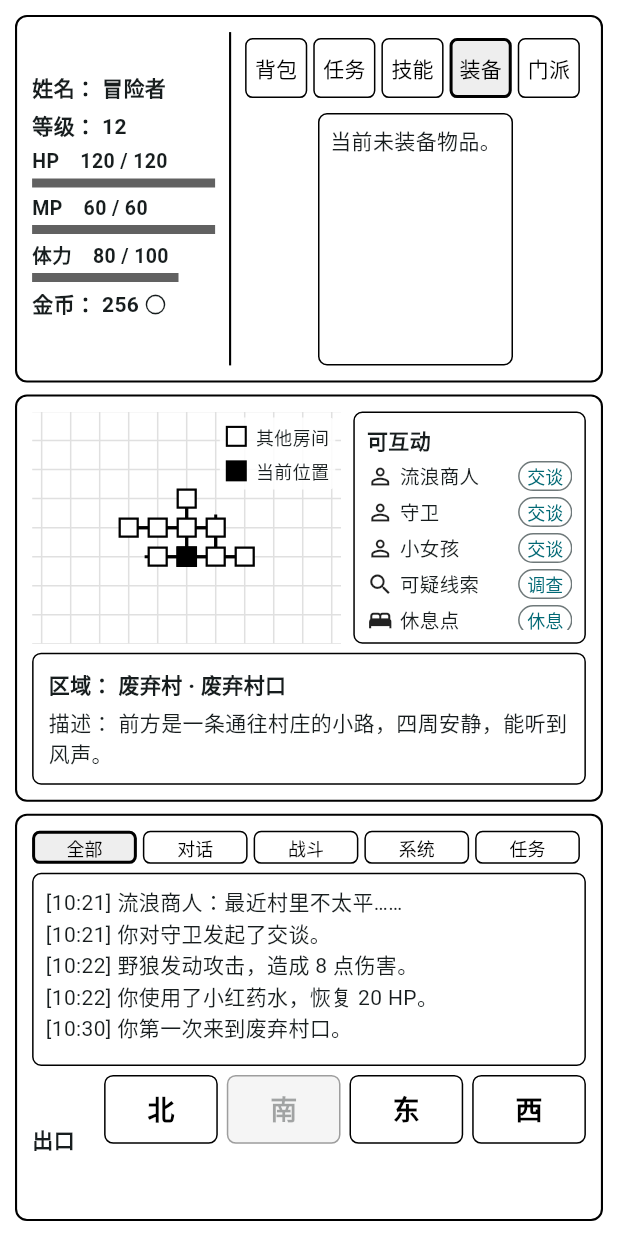
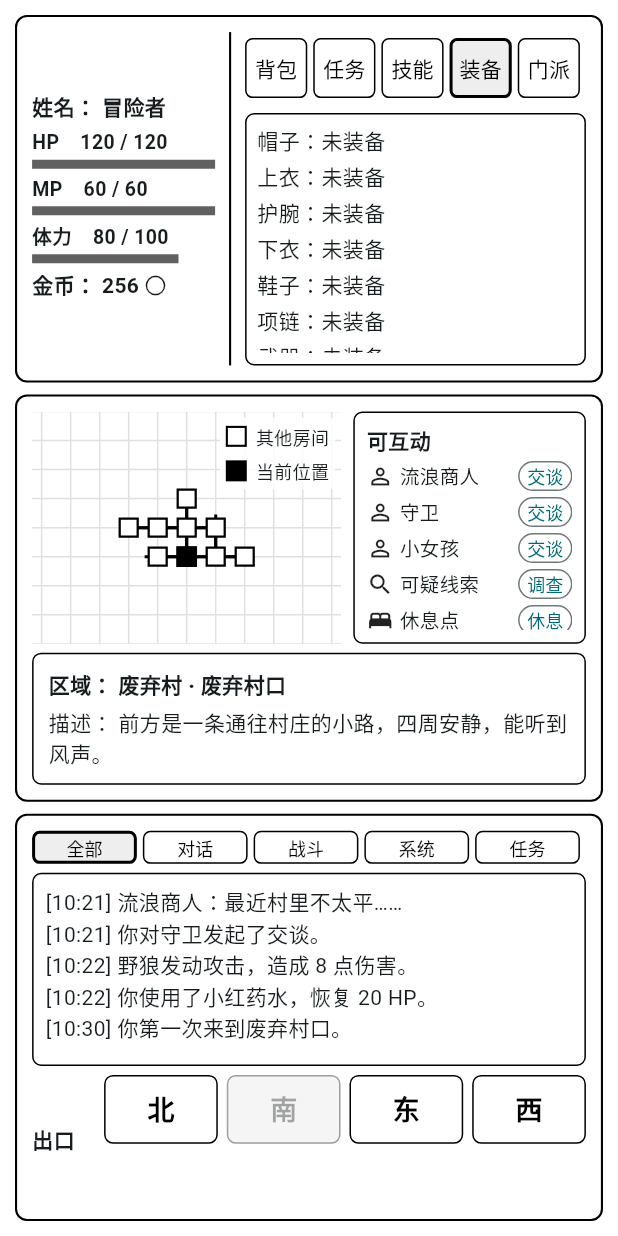
Before and after one commit to Toxicccxz/Legend-of-Heroes, a Flutter app: the GameScreen screen opened directly, after a tap on "装备", on a phone screen of 412 x 824 dp. Run offline on Flutter 3.47's test engine with Material 3 defaults, Android fonts, the phone set to English and light mode, and no system bars; our stand-ins replace flutter_riverpod, hive, hive_flutter; accounts and stored records are empty.

Commit message:
修复装备系统

```diff
--- a/lib/game/core/game_state.dart
+++ b/lib/game/core/game_state.dart
@@ -131,7 +131,13 @@ class GameState {
         InventoryEntry(itemId: 'small_potion', count: 1),
         InventoryEntry(itemId: 'healing_herb', count: 1),
         InventoryEntry(itemId: 'bread', count: 2),
+        InventoryEntry(itemId: 'novice_hat', count: 1),
         InventoryEntry(itemId: 'novice_cloth', count: 1),
+        InventoryEntry(itemId: 'novice_wristguards', count: 1),
+        InventoryEntry(itemId: 'novice_pants', count: 1),
+        InventoryEntry(itemId: 'novice_shoes', count: 1),
+        InventoryEntry(itemId: 'wooden_necklace', count: 1),
+        InventoryEntry(itemId: 'rusty_sword', count: 1),
         InventoryEntry(itemId: 'wooden_token', count: 1),
       ],
       equippedItems: const {},
--- a/lib/game/models/item_definition.dart
+++ b/lib/game/models/item_definition.dart
@@ -1,4 +1,74 @@
 enum ItemType { consumable, quest, equipment }
+
+class EquipmentSlotIds {
+  const EquipmentSlotIds._();
+
+  static const head = 'head';
+  static const upperBody = 'upperBody';
+  static const wrist = 'wrist';
+  static const lowerBody = 'lowerBody';
+  static const feet = 'feet';
+  static const necklace = 'necklace';
+  static const weapon = 'weapon';
+
+  static const all = [
+    head,
+    upperBody,
+    wrist,
+    lowerBody,
+    feet,
+    necklace,
+    weapon,
+  ];
+
+  static const labels = {
+    head: '帽子',
+    upperBody: '上衣',
+    wrist: '护腕',
+    lowerBody: '下衣',
+    feet: '鞋子',
+    necklace: '项链',
+    weapon: '武器',
+  };
+
+  static String labelFor(String slot) {
+    return labels[slot] ?? slot;
+  }
+}
+
+class ItemEffectKeys {
+  const ItemEffectKeys._();
+
+  static const maxHp = 'maxHp';
+  static const maxMp = 'maxMp';
+  static const maxStamina = 'maxStamina';
+  static const attack = 'attack';
+  static const defense = 'defense';
+
+  static const equipmentKeys = [maxHp, maxMp, maxStamina, attack, defense];
+
+  static const all = equipmentKeys;
+
+  static const equipmentCaps = {
+    maxHp: 30,
+    maxMp: 20,
+    maxStamina: 20,
+    attack: 5,
+    defense: 5,
+  };
+
+  static const labels = {
+    maxHp: '最大HP',
+    maxMp: '最大MP',
+    maxStamina: '最大体力',
+    attack: '攻击',
+    defense: '防御',
+  };
+
+  static String labelFor(String key) {
+    return labels[key] ?? key;
+  }
+}
 
 class ItemDefinition {
   const ItemDefinition({
--- a/lib/game/systems/equipment_system.dart
+++ b/lib/game/systems/equipment_system.dart
@@ -8,10 +8,15 @@ class EquipmentSystem {
 
   static const _inventorySystem = InventorySystem();
 
+  static const slots = EquipmentSlotIds.all;
+
   GameState equipItem(GameState state, String itemId) {
     final item = state.definitions?.items[itemId];
     final slot = item?.slot;
-    if (item == null || item.type != ItemType.equipment || slot == null) {
+    if (item == null ||
+        item.type != ItemType.equipment ||
+        slot == null ||
+        !EquipmentSlotIds.all.contains(slot)) {
       return state;
     }
     if (_inventorySystem.getItemCount(state, itemId) <= 0) {
@@ -61,6 +66,32 @@ class EquipmentSystem {
   }
 
   PlayerState calculatePlayerStats(GameState state) {
-    return state.player;
+    final effects = getEquippedEffects(state);
+    final player = state.player;
+    final maxHp = _positiveStat(
+      player.maxHp + _bonus(effects, ItemEffectKeys.maxHp),
+    );
+    final maxMp = _positiveStat(
+      player.maxMp + _bonus(effects, ItemEffectKeys.maxMp),
+    );
+    final maxStamina = _positiveStat(
+      player.maxStamina + _bonus(effects, ItemEffectKeys.maxStamina),
+    );
+    return player.copyWith(
+      maxHp: maxHp,
+      hp: player.hp.clamp(0, maxHp),
+      maxMp: maxMp,
+      mp: player.mp.clamp(0, maxMp),
+      maxStamina: maxStamina,
+      stamina: player.stamina.clamp(0, maxStamina),
+    );
+  }
+
+  int _bonus(Map<String, int> effects, String key) {
+    return effects[key] ?? 0;
+  }
+
+  int _positiveStat(int value) {
+    return value < 1 ? 1 : value;
   }
 }
--- a/lib/ui/widgets/character_status_panel.dart
+++ b/lib/ui/widgets/character_status_panel.dart
@@ -4,6 +4,7 @@ import 'package:flutter_riverpod/flutter_riverpod.dart';
 import '../../game/core/game_action.dart';
 import '../../game/core/game_controller.dart';
 import '../../game/core/game_state.dart';
+import '../../game/systems/equipment_system.dart';
 import 'panel_frame.dart';
 import 'status_tabs/equipment_tab.dart';
 import 'status_tabs/inventory_tab.dart';
@@ -42,10 +43,11 @@ class _PlayerStats extends StatelessWidget {
   const _PlayerStats({required this.state});
 
   final GameState state;
+  static const _equipmentSystem = EquipmentSystem();
 
   @override
   Widget build(BuildContext context) {
-    final player = state.player;
+    final player = _equipmentSystem.calculatePlayerStats(state);
     return FittedBox(
       alignment: Alignment.topLeft,
       fit: BoxFit.scaleDown,
@@ -56,7 +58,6 @@ class _PlayerStats extends StatelessWidget {
           crossAxisAlignment: CrossAxisAlignment.start,
           children: [
             _StatText(label: '姓名', value: player.name),
-            _StatText(label: '等级', value: '${player.level}'),
             _BarStat(label: 'HP', value: player.hp, max: player.maxHp),
             _BarStat(label: 'MP', value: player.mp, max: player.maxMp),
             _BarStat(
--- a/lib/ui/widgets/status_tabs/equipment_tab.dart
+++ b/lib/ui/widgets/status_tabs/equipment_tab.dart
@@ -4,6 +4,7 @@ import 'package:flutter_riverpod/flutter_riverpod.dart';
 import '../../../game/core/game_action.dart';
 import '../../../game/core/game_controller.dart';
 import '../../../game/core/game_state.dart';
+import '../../../game/models/item_definition.dart';
 import '../../../game/systems/equipment_system.dart';
 
 class EquipmentTab extends StatelessWidget {
@@ -16,24 +17,21 @@ class EquipmentTab extends StatelessWidget {
 
   @override
   Widget build(BuildContext context) {
-    if (state.equippedItems.isEmpty) {
-      return const Text('当前未装备物品。');
-    }
     final effects = _equipmentSystem.getEquippedEffects(state);
     return ListView(
       children: [
-        for (final entry in state.equippedItems.entries)
+        for (final slot in EquipmentSystem.slots)
           _EquipmentRow(
-            slot: entry.key,
-            itemName:
-                state.definitions?.items[entry.value]?.name ?? entry.value,
+            slot: slot,
+            itemName: _itemNameFor(slot),
+            equipped: state.equippedItems.containsKey(slot),
             ref: ref,
           ),
         if (effects.isNotEmpty) ...[
           const Divider(height: 12),
           Text(
             '属性：${_formatEffects(effects)}',
-            maxLines: 2,
+            maxLines: 3,
             overflow: TextOverflow.ellipsis,
           ),
         ],
@@ -41,9 +39,17 @@ class EquipmentTab extends StatelessWidget {
     );
   }
 
+  String _itemNameFor(String slot) {
+    final itemId = state.equippedItems[slot];
+    if (itemId == null) {
+      return '未装备';
+    }
+    return state.definitions?.items[itemId]?.name ?? itemId;
+  }
+
   String _formatEffects(Map<String, int> effects) {
     return effects.entries
-        .map((entry) => '${entry.key} +${entry.value}')
+        .map((entry) => '${ItemEffectKeys.labelFor(entry.key)} +${entry.value}')
         .join('，');
   }
 }
@@ -52,11 +58,13 @@ class _EquipmentRow extends StatelessWidget {
   const _EquipmentRow({
     required this.slot,
     required this.itemName,
+    required this.equipped,
     required this.ref,
   });
 
   final String slot;
   final String itemName;
+  final bool equipped;
   final WidgetRef ref;
 
   @override
@@ -67,11 +75,12 @@ class _EquipmentRow extends StatelessWidget {
         children: [
           Expanded(
             child: Text(
-              '$slot：$itemName',
+              '${EquipmentSlotIds.labelFor(slot)}：$itemName',
               maxLines: 1,
               overflow: TextOverflow.ellipsis,
             ),
           ),
+          if (equipped)
             OutlinedButton(
               style: OutlinedButton.styleFrom(
                 minimumSize: const Size(42, 28),
```
Also changed, not shown: assets/data/items.json (+64 -1 lines), lib/game/repositories/game_definition_repository.dart (+29 -0 lines), 2 other files. Lines whose indentation alone changed are shown as unchanged.
